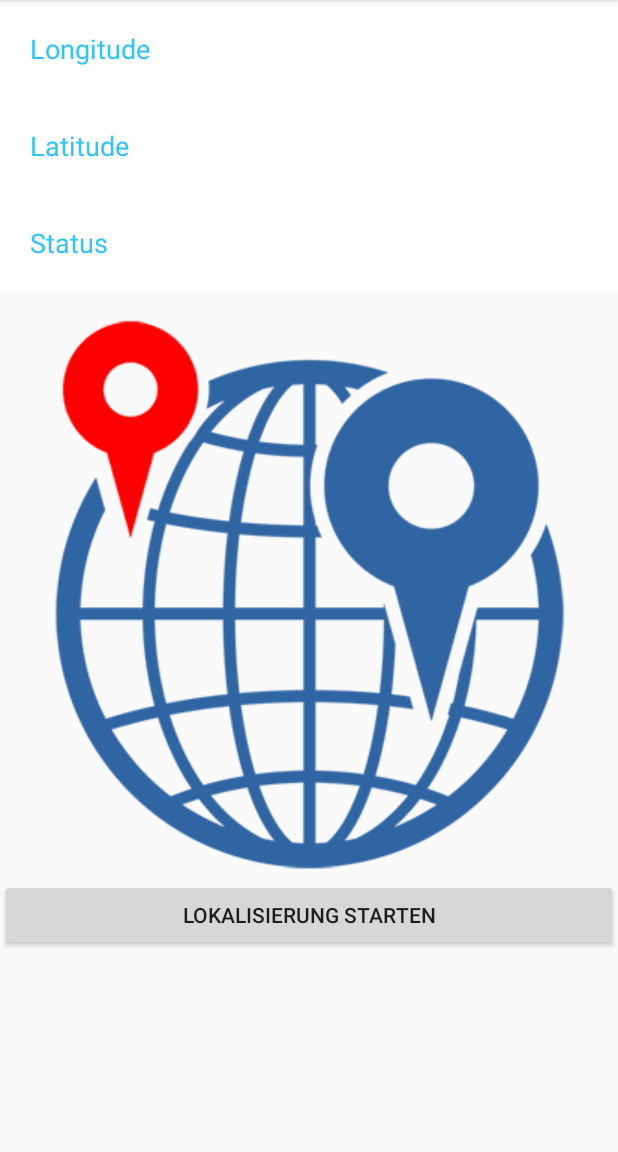
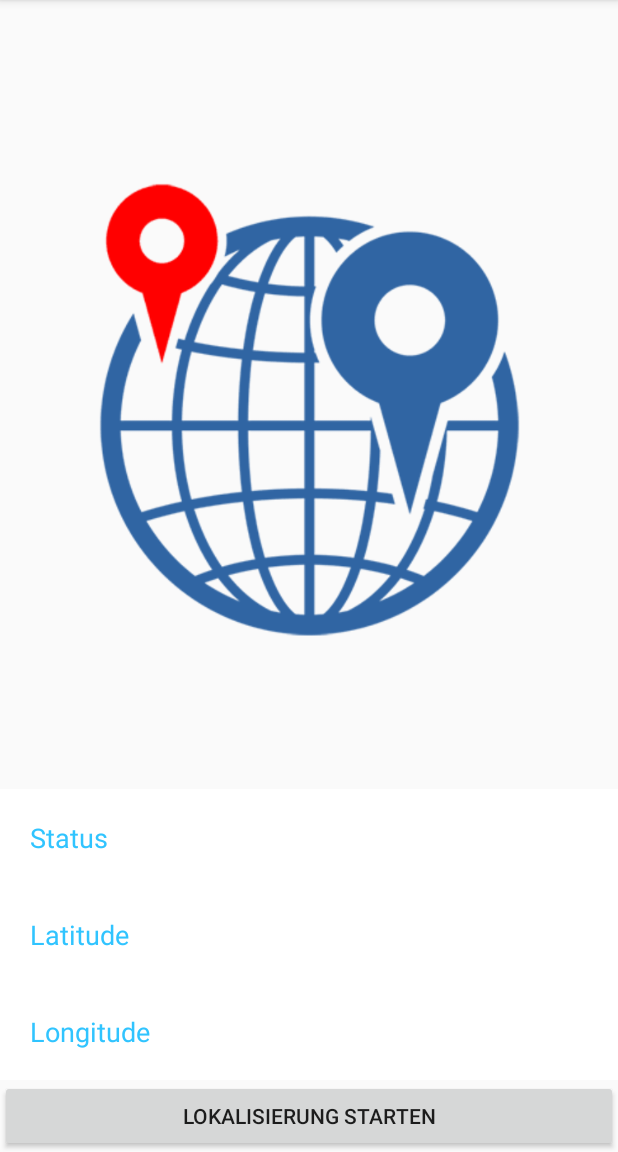
Before and after one commit to bpichon/BluetoothClientApplication, an Android app: the screen it shows after launch (MainActivity), after a tap on "LOKALISIERUNG STARTEN", on a phone screen of 412 x 824 dp, the part 84-1236 px from its top. Run offline under Robolectric (Android 15) with nearby library versions, the light colour scheme and no system bars.

Commit message:
Layout schöner

```diff
--- a/app/src/main/java/network/hm/edu/bluetoothclientapplication/MainActivity.java
+++ b/app/src/main/java/network/hm/edu/bluetoothclientapplication/MainActivity.java
@@ -137,6 +137,9 @@ public class MainActivity extends ActionBarActivity implements Button.OnClickLis
 
     @Override
     public void onClick(View v) {
+        // Beim start Felder leeren.
+        outputHandler.obtainMessage(1, "").sendToTarget();
+        outputHandler.obtainMessage(2, "").sendToTarget();
         bluetoothScannerTask.execute();
     }
 }
--- a/app/src/main/res/layout/activity_main.xml
+++ b/app/src/main/res/layout/activity_main.xml
@@ -6,40 +6,27 @@
     android:paddingBottom="0dp" tools:context=".MainActivity"
     android:clickable="false">
 
-    <ImageView
-        android:layout_width="wrap_content"
-        android:layout_height="wrap_content"
-        android:id="@+id/background"
-        android:layout_alignParentLeft="false"
-        android:layout_alignParentStart="true"
-        android:layout_alignParentTop="false"
-        android:layout_alignParentBottom="false"
-        android:layout_alignParentRight="false"
-        android:src="@drawable/lokalisierung_bg"
-        android:scaleType="centerCrop"
-        android:layout_centerInParent="true" />
-
     <Button
         android:layout_width="wrap_content"
         android:layout_height="wrap_content"
         android:text="Lokalisierung starten"
         android:id="@+id/button"
-        android:layout_alignBottom="@+id/background"
+        android:layout_alignParentBottom="true"
+        android:layout_alignParentLeft="true"
+        android:layout_alignParentStart="true"
         android:layout_alignParentRight="true"
-        android:layout_alignParentEnd="true"
-        android:layout_alignParentLeft="true"
-        android:layout_alignParentStart="true" />
+        android:layout_alignParentEnd="true" />
 
     <TableRow
         android:layout_width="fill_parent"
         android:layout_height="wrap_content"
-        android:layout_alignParentTop="true"
-        android:layout_alignParentLeft="true"
-        android:layout_alignParentStart="true"
         android:background="#ffffffff"
         android:padding="20dp"
         android:baselineAligned="false"
-        android:id="@+id/tableRow">
+        android:id="@+id/tableRow"
+        android:layout_above="@+id/button"
+        android:layout_alignParentLeft="true"
+        android:layout_alignParentStart="true">
 
         <TextView
             android:layout_width="wrap_content"
@@ -65,11 +52,10 @@
         android:layout_height="wrap_content"
         android:background="#ffffffff"
         android:baselineAligned="false"
-        android:layout_below="@+id/tableRow"
-        android:layout_alignLeft="@+id/background"
-        android:layout_alignStart="@+id/background"
         android:id="@+id/tableRow3"
-        android:padding="20dp">
+        android:padding="20dp"
+        android:layout_above="@+id/tableRow"
+        android:layout_alignParentLeft="true">
 
         <TextView
             android:layout_width="wrap_content"
@@ -97,9 +83,9 @@
         android:padding="20dp"
         android:baselineAligned="false"
         android:id="@+id/tableRow2"
-        android:layout_below="@+id/tableRow3"
-        android:layout_alignParentLeft="true"
-        android:layout_alignParentStart="true">
+        android:layout_alignParentStart="true"
+        android:layout_above="@+id/tableRow3"
+        android:layout_alignParentLeft="true">
 
         <TextView
             android:layout_width="wrap_content"
@@ -120,4 +106,16 @@
             android:gravity="right" />
     </TableRow>
 
+    <ImageView
+        android:layout_width="wrap_content"
+        android:layout_height="wrap_content"
+        android:id="@+id/imageView"
+        android:layout_alignParentTop="true"
+        android:src="@mipmap/lokalisierung_bg"
+        android:layout_alignWithParentIfMissing="false"
+        android:layout_alignParentLeft="true"
+        android:layout_above="@+id/tableRow2"
+        android:layout_alignParentRight="true"
+        android:layout_alignParentEnd="true" />
+
 </RelativeLayout>
```
